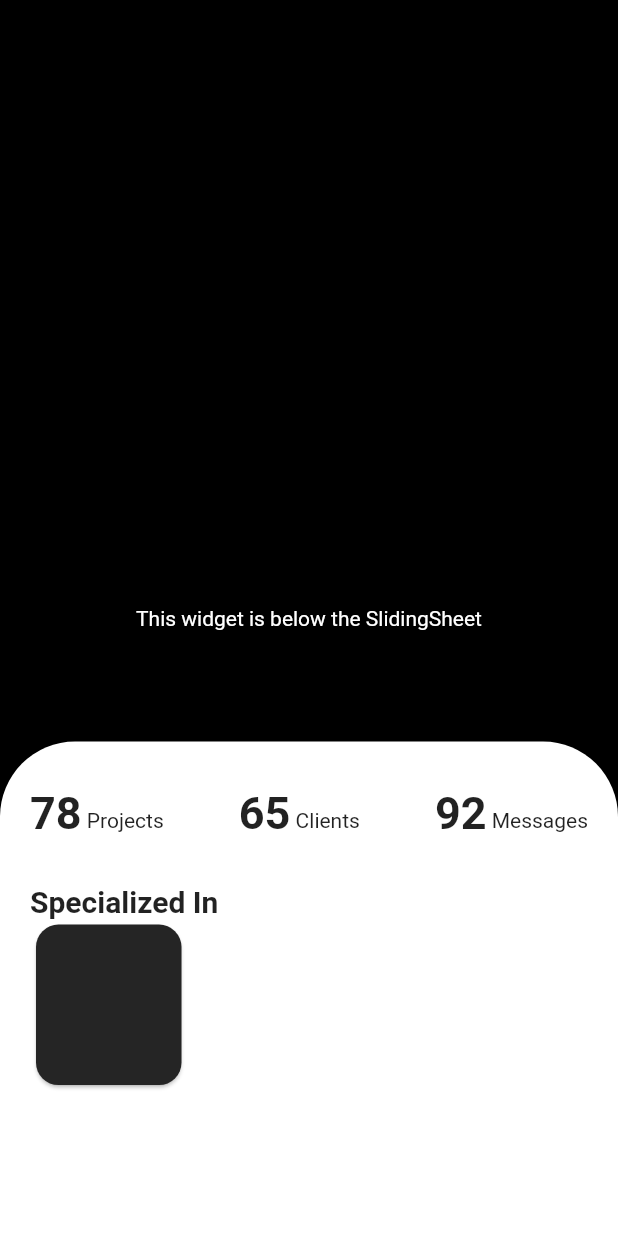
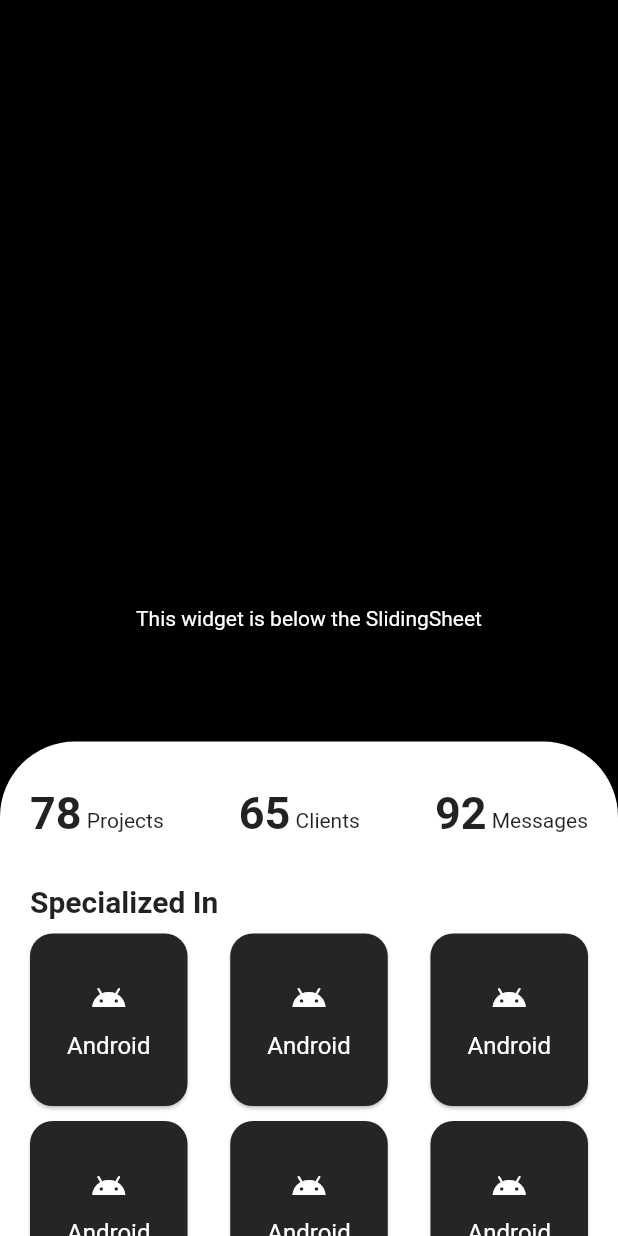
Before and after one commit to Muhammad-Ikhwan-Fathulloh/Aplikasi-Flutter-Pemula-Belajar, a Flutter app: the screen it shows after launch, on a phone screen of 412 x 824 dp. Run offline on Flutter 3.47's test engine with Material 2 defaults, Android fonts, the light colour scheme and no system bars; drawn by our look-alikes of sliding_sheet.

Commit message:
update widget

```diff
--- a/lib/home.dart
+++ b/lib/home.dart
@@ -22,6 +22,38 @@
         )
       ],
     );
+  }
+
+  mySpec(icon, tech){
+    return Container(
+                            width: 105,
+                            height:115,
+                            child: Card(
+                              margin: EdgeInsets.all(0),
+                              color: Color(0xff252525),
+                              shape: RoundedRectangleBorder(
+                                borderRadius: BorderRadius.circular(15)),
+                              child: Container(
+                                child: Column(
+                                  mainAxisAlignment: MainAxisAlignment.center,
+                                  children: [
+                                    Icon(
+                                      icon,
+                                      color: Colors.white,
+                                    ),
+                                    SizedBox(
+                                      height: 10,
+                                    ),
+                                    Text(
+                                      tech,
+                                      style: TextStyle(
+                                        color: Colors.white, fontSize: 16),
+                                    )
+                                  ],
+                                ),
+                              ),
+                            ),
+                          );
   }
 
   @override
@@ -77,22 +109,45 @@
                   'Specialized In',
                   style: TextStyle(fontSize:20, fontWeight: FontWeight.bold),
                   ),
+                  SizedBox(
+                    height: 10,
+                  ),
                   Column(
                     children: [
                       Row(
+                        mainAxisAlignment: MainAxisAlignment.spaceBetween,
                         children: [
-                          Container(
-                            width: 105,
-                            height:115,
-                            child: Card(
-                              color: Color(0xff252525),
-                              shape: RoundedRectangleBorder(
-                                borderRadius: BorderRadius.circular(15)
-                              )
-                            ),
-                          )
+                          mySpec(Icons.android, 'Android'),
+                          mySpec(Icons.android, 'Android'),
+                          mySpec(Icons.android, 'Android'),
                         ],
-                      )
+                      ),
+                      SizedBox(
+                        height: 10,
+                      ),
+                      Row(
+                        mainAxisAlignment: MainAxisAlignment.spaceBetween,
+                        children: [
+                          mySpec(Icons.android, 'Android'),
+                          mySpec(Icons.android, 'Android'),
+                          mySpec(Icons.android, 'Android'),
+                        ],
+                      ),
+                      SizedBox(
+                        height: 10,
+                      ),
+                      Row(
+                        mainAxisAlignment: MainAxisAlignment.spaceBetween,
+                        children: [
+                          mySpec(Icons.android, 'Android'),
+                          mySpec(Icons.android, 'Android'),
+                          mySpec(Icons.android, 'Android'),
+                        ],
+                      ),
+                      SizedBox(
+                        height: 10,
+                      ),
+
                     ]
                   )
               ],
```
